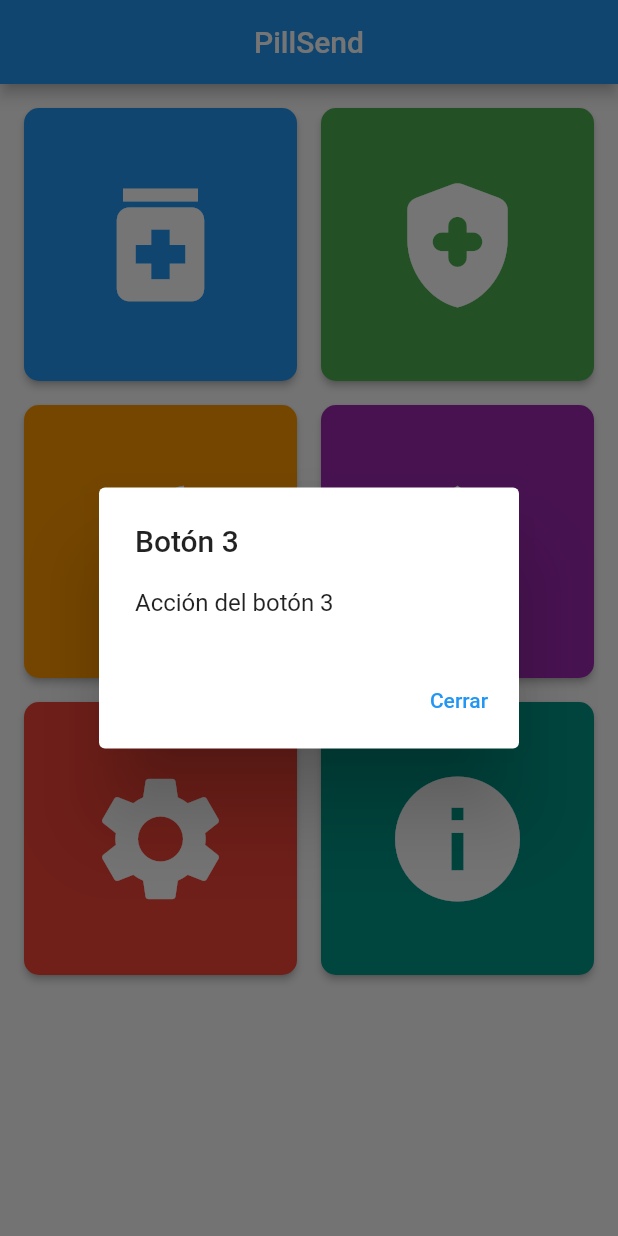
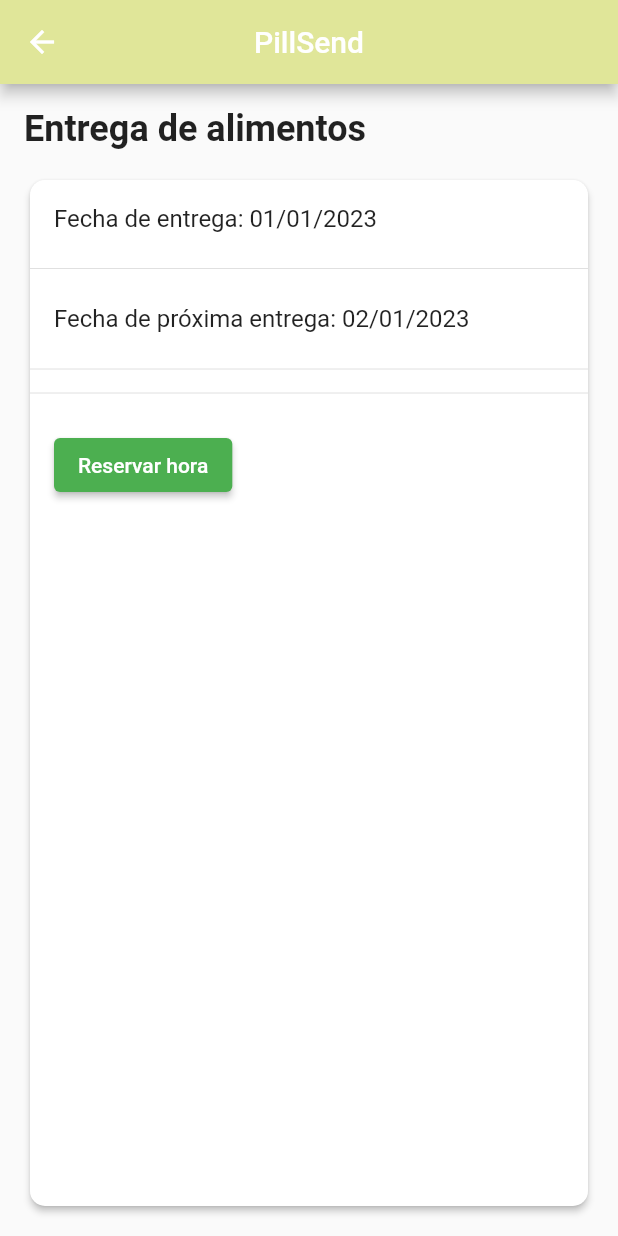
Before and after one commit to nicobrevis/PillSend, a Flutter app: the MainMenuScreen screen opened directly, after a tap on the "apple" icon, on a phone screen of 412 x 824 dp. Run offline on Flutter 3.47's test engine with Material 2 defaults, Android fonts, the light colour scheme and no system bars; our stand-ins replace cloud_firestore, firebase_auth, firebase_core, flutter_countdown_timer, google_sign_in, shared_preferences and 2 more; missing offline and left inert: flutter_web_browser; accounts and stored records are empty.

Commit message:
first commit

```diff
--- /dev/null
+++ b/lib/views/_app/EntregaAlimentosScreen.dart
@@ -0,0 +1,138 @@
+import 'package:flutter/material.dart';
+import 'package:table_calendar/table_calendar.dart';
+import 'CalendarDialog.dart';
+import 'package:shared_preferences/shared_preferences.dart';
+
+class EntregaAlimentosScreen extends StatefulWidget {
+  const EntregaAlimentosScreen({Key? key}) : super(key: key);
+
+  @override
+  _EntregaAlimentosScreenState createState() => _EntregaAlimentosScreenState();
+}
+
+class _EntregaAlimentosScreenState extends State<EntregaAlimentosScreen> {
+  DateTime _selectedDate = DateTime.now();
+  TimeOfDay? _selectedTime;
+  String fechaReserva = ''; // Variable para almacenar la fecha de reserva
+
+  @override
+  void initState() {
+    super.initState();
+    _loadReservationDate(); // Carga la fecha de reserva al iniciar la pantalla
+  }
+
+  void _onCalendarFormatChanged(CalendarFormat format) {
+    setState(() {});
+  }
+
+  // Esta función se llama cuando se presiona el botón 'Reservar' en CalendarDialog
+  void _handleReservation(DateTime selectedDate, TimeOfDay? selectedTime) {
+    setState(() {
+      _selectedDate = selectedDate;
+      _selectedTime = selectedTime;
+      fechaReserva =
+          'Fecha de reserva de alimentos: ${_selectedDate.day}/${_selectedDate.month}/${_selectedDate.year} ${_selectedTime!.hour}:${_selectedTime!.minute}';
+      _saveReservationDateAlimentos(); // Guarda la fecha de reserva
+    });
+  }
+
+  // Guardar la fecha de reserva en SharedPreferences
+  _saveReservationDateAlimentos() async {
+    final prefs = await SharedPreferences.getInstance();
+    prefs.setString('reservationDate', fechaReserva);
+  }
+
+  // Cargar la fecha de reserva desde SharedPreferences
+  _loadReservationDate() async {
+    final prefs = await SharedPreferences.getInstance();
+    final savedReservationDate = prefs.getString('reservationDate');
+    if (savedReservationDate != null) {
+      setState(() {
+        fechaReserva = savedReservationDate;
+      });
+    }
+  }
+
+  @override
+  Widget build(BuildContext context) {
+    return Scaffold(
+      appBar: AppBar(
+        title: const Text('PillSend'),
+        centerTitle: true,
+        backgroundColor: Color.fromARGB(255, 224, 230, 153),
+      ),
+      body: Container(
+        padding: const EdgeInsets.all(16),
+        child: Column(
+          crossAxisAlignment: CrossAxisAlignment.stretch,
+          children: [
+            const Text(
+              'Entrega de alimentos',
+              style: TextStyle(
+                fontSize: 24,
+                fontWeight: FontWeight.bold,
+              ),
+            ),
+            const SizedBox(height: 16),
+            Expanded(
+              child: Card(
+                elevation: 2,
+                shape: RoundedRectangleBorder(
+                  borderRadius: BorderRadius.circular(10),
+                ),
+                child: Column(
+                  crossAxisAlignment: CrossAxisAlignment.start,
+                  children: [
+                    const Padding(
+                      padding: EdgeInsets.all(16),
+                      child: Text(
+                        'Fecha de entrega: 01/01/2023',
+                        style: TextStyle(fontSize: 16),
+                      ),
+                    ),
+                    const Divider(),
+                    const Padding(
+                      padding: EdgeInsets.all(16),
+                      child: Text(
+                        'Fecha de próxima entrega: 02/01/2023',
+                        style: TextStyle(fontSize: 16),
+                      ),
+                    ),
+                    const Divider(),
+                    // Fecha de reserva
+                    if (fechaReserva.isNotEmpty)
+                      Padding(
+                        padding: const EdgeInsets.all(16),
+                        child: Text(
+                          fechaReserva,
+                          style: const TextStyle(fontSize: 16),
+                        ),
+                      ),
+                    const Divider(),
+                    Padding(
+                      padding: const EdgeInsets.all(16),
+                      child: ElevatedButton(
+                        style: ElevatedButton.styleFrom(
+                          primary: Colors.green,
+                          onPrimary: Colors.white,
+                        ),
+                        onPressed: () {
+                          showDialog(
+                            context: context,
+                            builder: (context) =>
+                                CalendarDialog(onReserve: _handleReservation),
+                          );
+                        },
+                        child: const Text('Reservar hora'),
+                      ),
+                    ),
+                  ],
+                ),
+              ),
+            ),
+          ],
+        ),
+      ),
+    );
+  }
+}
--- a/lib/views/_app/menu.dart
+++ b/lib/views/_app/menu.dart
@@ -1,6 +1,9 @@
 import 'package:flutter/material.dart';
+import 'EntregaAlimentosScreen.dart';
 import 'EntregaMedicamentosScreen.dart';
+import 'HealthControlScreen.dart';
 import 'ProfileScreen.dart';
+import 'SettingsScreen.dart';
 
 class BottomNavigationBarExampleApp extends StatelessWidget {
   const BottomNavigationBarExampleApp({Key? key}) : super(key: key);
@@ -38,63 +41,21 @@ class _MainMenuScreenState extends State<MainMenuScreen> {
         );
         break;
       case 2:
-        // Acción al presionar el botón 3
-        showDialog(
-          context: context,
-          builder: (BuildContext context) {
-            return AlertDialog(
-              title: const Text('Botón 3'),
-              content: const Text('Acción del botón 3'),
-              actions: <Widget>[
-                TextButton(
-                  onPressed: () {
-                    Navigator.of(context).pop();
-                  },
-                  child: const Text('Cerrar'),
-                ),
-              ],
-            );
-          },
+        Navigator.push(
+          context,
+          MaterialPageRoute(builder: (context) => const EntregaAlimentosScreen()),
         );
         break;
       case 3:
-        // Acción al presionar el botón 4
-        showDialog(
-          context: context,
-          builder: (BuildContext context) {
-            return AlertDialog(
-              title: const Text('Botón 4'),
-              content: const Text('Acción del botón 4'),
-              actions: <Widget>[
-                TextButton(
-                  onPressed: () {
-                    Navigator.of(context).pop();
-                  },
-                  child: const Text('Cerrar'),
-                ),
-              ],
-            );
-          },
+        Navigator.push(
+          context,
+          MaterialPageRoute(builder: (context) => HealthControlScreen()),
         );
         break;
       case 4:
-        // Acción al presionar el botón 5
-        showDialog(
-          context: context,
-          builder: (BuildContext context) {
-            return AlertDialog(
-              title: const Text('Botón 5'),
-              content: const Text('Acción del botón 5'),
-              actions: <Widget>[
-                TextButton(
-                  onPressed: () {
-                    Navigator.of(context).pop();
-                  },
-                  child: const Text('Cerrar'),
-                ),
-              ],
-            );
-          },
+        Navigator.push(
+          context,
+          MaterialPageRoute(builder: (context) => SettingsScreen()),
         );
         break;
       case 5:
```
Also changed, not shown: lib/views/_app/HealthControlScreen.dart (added, +49 -0 lines), lib/views/_app/SettingsScreen.dart (added, +91 -0 lines), lib/views/login_signup/signup_sreen.dart (+14 -0 lines).
